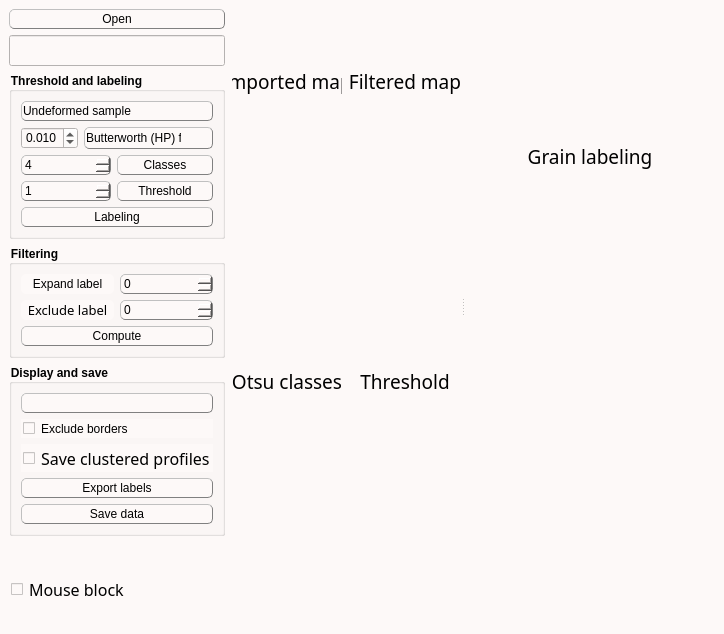
First picture: the form in inichord/Grain_Treatment.ui, repository Cyril-Langlois/iniCHORD, before the edit.
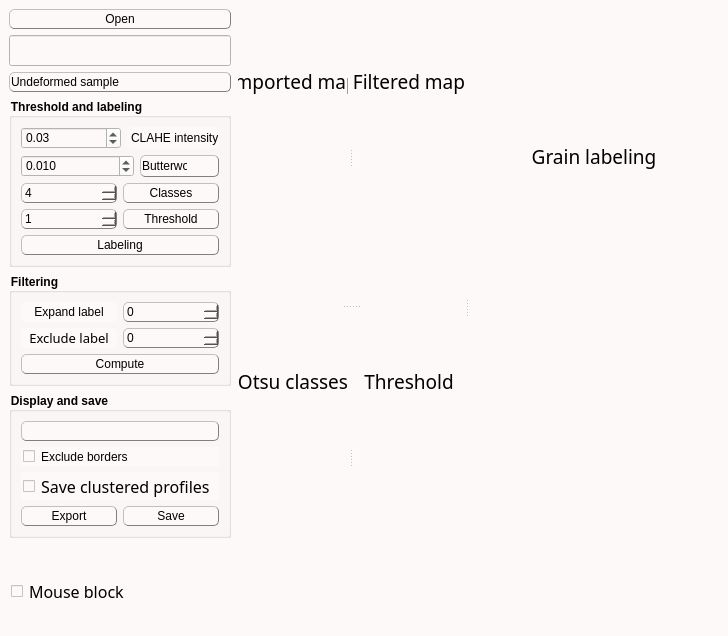
Second picture: the form after the edit. Icons and pictures are not drawn. Custom widgets are drawn as their Qt base class.

The edit to the form file:
```diff
--- a/inichord/Grain_Treatment.ui
+++ b/inichord/Grain_Treatment.ui
@@ -6,8 +6,8 @@
    <rect>
     <x>0</x>
     <y>0</y>
-    <width>714</width>
-    <height>634</height>
+    <width>726</width>
+    <height>636</height>
    </rect>
   </property>
   <property name="windowTitle">
@@ -125,19 +125,19 @@
 	margin : 0.5px;
  }
 
-QSpinBox::drop-down:button, QSpinBox::drop-up:button {
+QSpinBox::drop-down:button, QSpinBox::drop-up:button, QDoubleSpinBox::drop-down:button, QDoubleSpinBox::drop-up:button {
 	border-radius: 2px;
 	border-width: 1px;
 	width: 36px;
 }
 
-QSpinBox::down-arrow {
+QSpinBox::down-arrow, QDoubleSpinBox::down-arrow {
 	image : url(icons/Arrow_down.png);
     width: 24px;
     height: 22px;
 }
 
-QSpinBox::up-arrow {
+QSpinBox::up-arrow, QDoubleSpinBox::up-arrow {
 	image : url(icons/Arrow_up.png);
     width: 24px;
     height: 22px;
@@ -163,10 +163,10 @@
 }</string>
   </property>
   <widget class="QWidget" name="centralwidget">
-   <layout class="QHBoxLayout" name="horizontalLayout_10">
-    <item>
      <layout class="QHBoxLayout" name="horizontalLayout_6">
       <item>
+     <layout class="QHBoxLayout" name="horizontalLayout_5">
+      <item>
        <layout class="QVBoxLayout" name="verticalLayout_10">
         <item>
          <widget class="QPushButton" name="OpenData">
@@ -220,12 +220,6 @@
          </widget>
         </item>
         <item>
-         <widget class="QGroupBox" name="groupBox">
-          <property name="title">
-           <string>Threshold and labeling</string>
-          </property>
-          <layout class="QVBoxLayout" name="verticalLayout_11">
-           <item>
             <widget class="QComboBox" name="PresetBox">
              <property name="toolTip">
               <string>&lt;html&gt;&lt;head/&gt;&lt;body&gt;&lt;p&gt;&lt;span style=&quot; font-size:11pt;&quot;&gt;Selection of different pre-sets&lt;/span&gt;&lt;/p&gt;&lt;/body&gt;&lt;/html&gt;</string>
@@ -248,18 +242,96 @@
             </widget>
            </item>
            <item>
+         <widget class="QGroupBox" name="groupBox">
+          <property name="title">
+           <string>Threshold and labeling</string>
+          </property>
+          <layout class="QVBoxLayout" name="verticalLayout_11">
+           <item>
+            <layout class="QHBoxLayout" name="horizontalLayout_8">
+             <item>
+              <widget class="QDoubleSpinBox" name="CLAHE_SpinBox">
+               <property name="sizePolicy">
+                <sizepolicy hsizetype="Fixed" vsizetype="Preferred">
+                 <horstretch>0</horstretch>
+                 <verstretch>0</verstretch>
+                </sizepolicy>
+               </property>
+               <property name="minimumSize">
+                <size>
+                 <width>100</width>
+                 <height>0</height>
+                </size>
+               </property>
+               <property name="maximumSize">
+                <size>
+                 <width>126</width>
+                 <height>16777215</height>
+                </size>
+               </property>
+               <property name="toolTip">
+                <string>&lt;html&gt;&lt;head/&gt;&lt;body&gt;&lt;p&gt;&lt;span style=&quot; font-size:11pt;&quot;&gt;The higher the value, the stronger the Contrast Limited Adaptative Histogram Equalization (CLAHE)&lt;/span&gt;&lt;/p&gt;&lt;/body&gt;&lt;/html&gt;</string>
+               </property>
+               <property name="alignment">
+                <set>Qt::AlignLeading|Qt::AlignLeft|Qt::AlignVCenter</set>
+               </property>
+               <property name="decimals">
+                <number>2</number>
+               </property>
+               <property name="minimum">
+                <double>0.000000000000000</double>
+               </property>
+               <property name="maximum">
+                <double>1.000000000000000</double>
+               </property>
+               <property name="singleStep">
+                <double>0.010000000000000</double>
+               </property>
+               <property name="value">
+                <double>0.030000000000000</double>
+               </property>
+              </widget>
+             </item>
+             <item alignment="Qt::AlignHCenter">
+              <widget class="QLabel" name="label_2">
+               <property name="sizePolicy">
+                <sizepolicy hsizetype="Maximum" vsizetype="Preferred">
+                 <horstretch>0</horstretch>
+                 <verstretch>0</verstretch>
+                </sizepolicy>
+               </property>
+               <property name="minimumSize">
+                <size>
+                 <width>77</width>
+                 <height>0</height>
+                </size>
+               </property>
+               <property name="styleSheet">
+                <string notr="true">font: 10pt &quot;Noto Sans Cond&quot;;</string>
+               </property>
+               <property name="text">
+                <string>CLAHE intensity</string>
+               </property>
+               <property name="alignment">
+                <set>Qt::AlignLeading|Qt::AlignLeft|Qt::AlignVCenter</set>
+               </property>
+              </widget>
+             </item>
+            </layout>
+           </item>
+           <item>
             <layout class="QHBoxLayout" name="horizontalLayout_3">
              <item>
               <widget class="QDoubleSpinBox" name="spinBox_filter">
                <property name="sizePolicy">
-                <sizepolicy hsizetype="Preferred" vsizetype="Preferred">
+                <sizepolicy hsizetype="Fixed" vsizetype="Preferred">
                  <horstretch>0</horstretch>
                  <verstretch>0</verstretch>
                 </sizepolicy>
                </property>
                <property name="minimumSize">
                 <size>
-                 <width>0</width>
+                 <width>113</width>
                  <height>0</height>
                 </size>
                </property>
@@ -272,6 +344,9 @@
                <property name="toolTip">
                 <string>&lt;html&gt;&lt;head/&gt;&lt;body&gt;&lt;p&gt;&lt;span style=&quot; font-size:11pt;&quot;&gt;Parameter value (Butterworth or mean, depending on the chosen filter).&lt;/span&gt;&lt;/p&gt;&lt;/body&gt;&lt;/html&gt;</string>
                </property>
+               <property name="alignment">
+                <set>Qt::AlignLeading|Qt::AlignLeft|Qt::AlignVCenter</set>
+               </property>
                <property name="decimals">
                 <number>3</number>
                </property>
@@ -311,7 +386,7 @@
                </property>
                <item>
                 <property name="text">
-                 <string>Butterworth (HP) filter</string>
+                 <string>Butterworth</string>
                 </property>
                </item>
                <item>
@@ -671,12 +746,14 @@
             </widget>
            </item>
            <item>
+            <layout class="QHBoxLayout" name="horizontalLayout_11">
+             <item>
             <widget class="QPushButton" name="Push_validate">
              <property name="toolTip">
               <string>&lt;html&gt;&lt;head/&gt;&lt;body&gt;&lt;p&gt;&lt;span style=&quot; font-size:11pt;&quot;&gt;Export data to the main GUI&lt;/span&gt;&lt;/p&gt;&lt;/body&gt;&lt;/html&gt;</string>
              </property>
              <property name="text">
-              <string>Export labels</string>
+                <string>Export</string>
              </property>
              <property name="icon">
               <iconset>
@@ -690,13 +767,15 @@
               <string>&lt;html&gt;&lt;head/&gt;&lt;body&gt;&lt;p&gt;&lt;span style=&quot; font-size:11pt;&quot;&gt;Saving of data of interest.&lt;/span&gt;&lt;/p&gt;&lt;/body&gt;&lt;/html&gt;</string>
              </property>
              <property name="text">
-              <string>Save data</string>
+                <string>Save</string>
              </property>
              <property name="icon">
               <iconset>
-               <normaloff>../Traitement_stack/icons/save_icon.png</normaloff>../Traitement_stack/icons/save_icon.png</iconset>
-             </property>
-            </widget>
+                 <normaloff>icons/save_icon.png</normaloff>icons/save_icon.png</iconset>
+               </property>
+              </widget>
+             </item>
+            </layout>
            </item>
           </layout>
          </widget>
@@ -752,15 +831,19 @@
        </layout>
       </item>
       <item>
-       <widget class="QSplitter" name="splitter">
+       <widget class="QSplitter" name="splitter_4">
+        <property name="orientation">
+         <enum>Qt::Horizontal</enum>
+        </property>
+        <widget class="QSplitter" name="splitter_3">
+         <property name="orientation">
+          <enum>Qt::Vertical</enum>
+         </property>
+         <widget class="QSplitter" name="splitter_2">
         <property name="orientation">
          <enum>Qt::Horizontal</enum>
         </property>
         <widget class="QWidget" name="layoutWidget">
-         <layout class="QVBoxLayout" name="verticalLayout_8">
-          <item>
-           <layout class="QHBoxLayout" name="horizontalLayout_5">
-            <item>
              <layout class="QVBoxLayout" name="verticalLayout">
               <item>
                <widget class="QLabel" name="label_CurrentStack">
@@ -988,8 +1071,8 @@
                </widget>
               </item>
              </layout>
-            </item>
-            <item>
+          </widget>
+          <widget class="QWidget" name="layoutWidget">
              <layout class="QVBoxLayout" name="verticalLayout_2">
               <item>
                <widget class="QLabel" name="label_CurrentStack_2">
@@ -1217,12 +1300,13 @@
                </widget>
               </item>
              </layout>
-            </item>
-           </layout>
-          </item>
-          <item>
-           <layout class="QHBoxLayout" name="horizontalLayout_9">
-            <item>
+          </widget>
+         </widget>
+         <widget class="QSplitter" name="splitter">
+          <property name="orientation">
+           <enum>Qt::Horizontal</enum>
+          </property>
+          <widget class="QWidget" name="layoutWidget">
              <layout class="QVBoxLayout" name="verticalLayout_5">
               <item>
                <widget class="QLabel" name="Otsu1_label">
@@ -1450,8 +1534,8 @@
                </widget>
               </item>
              </layout>
-            </item>
-            <item>
+          </widget>
+          <widget class="QWidget" name="layoutWidget">
              <layout class="QVBoxLayout" name="verticalLayout_6">
               <item>
                <widget class="QLabel" name="label_CurrentStack_4">
@@ -1679,10 +1763,8 @@
                </widget>
               </item>
              </layout>
-            </item>
-           </layout>
-          </item>
-         </layout>
+          </widget>
+         </widget>
         </widget>
         <widget class="QWidget" name="layoutWidget_3">
          <layout class="QVBoxLayout" name="verticalLayout_7">
```
Left out of the diff: 16 changed lines with no effect on the pictures. Lines whose indentation alone changed are shown as unchanged.
